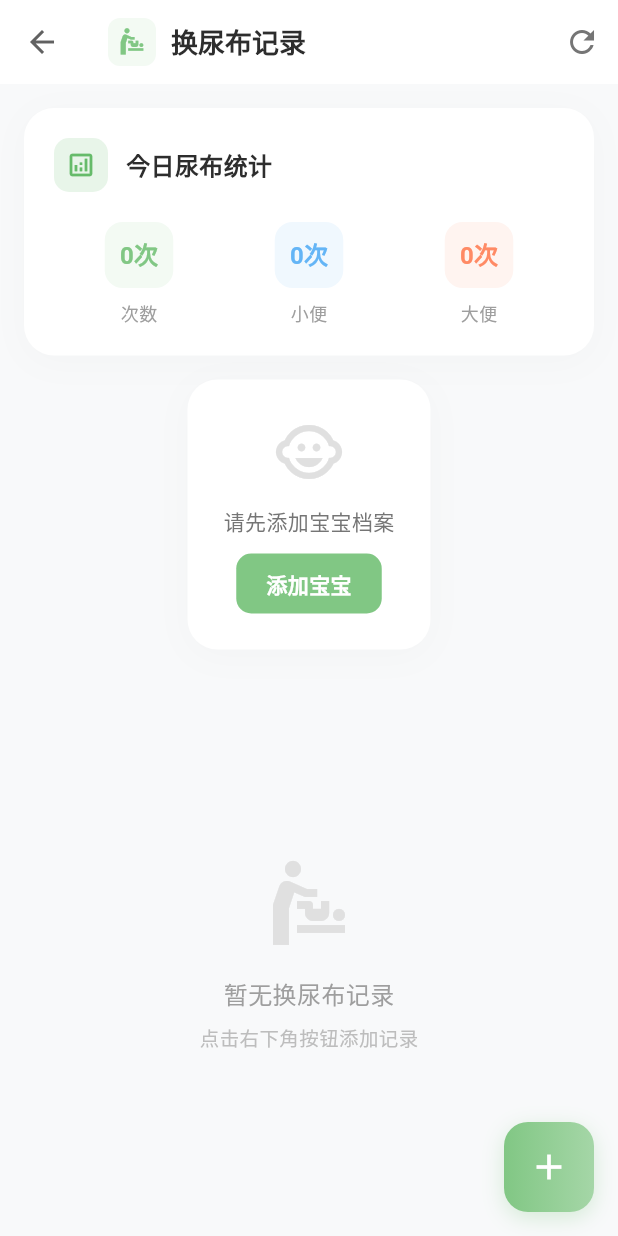
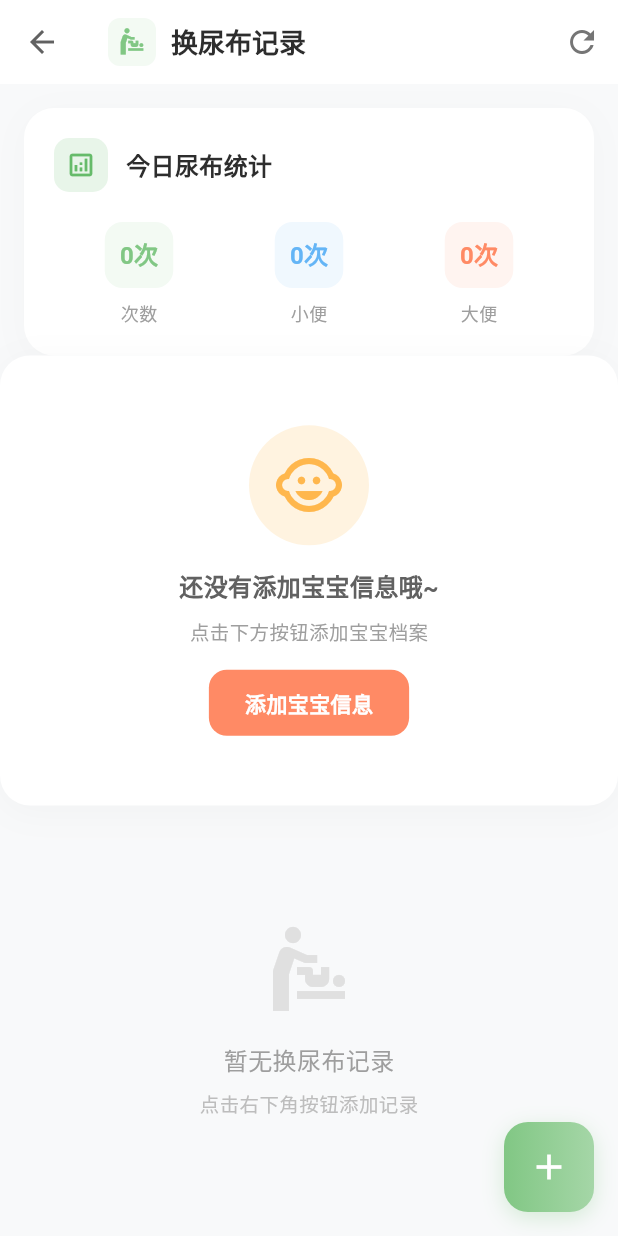
Before and after one commit to fudada-521/yaya-flutter, a Flutter app: the DiaperScreen screen opened by its route, on a phone screen of 412 x 824 dp. Run offline on Flutter 3.47's test engine with Material 3 defaults, Android fonts, the phone set to English and light mode, and no system bars; our stand-ins replace sqflite; accounts and stored records are empty.

Commit message:
refactor: replace empty state UI with EmptyBabyCard component for better code reuse

```diff
--- a/lib/screens/baby_profile_screen.dart
+++ b/lib/screens/baby_profile_screen.dart
@@ -90,7 +90,7 @@ class _BabyProfileScreenState extends State<BabyProfileScreen> {
         padding: const EdgeInsets.symmetric(horizontal: 24, vertical: 40),
         child: EmptyBabyCard(
           title: '还没有添加宝宝信息哦~',
-          subtitle: '记录宝宝的成长每一刻',
+          subtitle: '点击下方按钮添加宝宝档案',
           buttonText: '添加宝宝信息',
           onButtonPressed: () => _showAddBabyDialog(context),
         ),
--- a/lib/screens/diaper_screen.dart
+++ b/lib/screens/diaper_screen.dart
@@ -5,6 +5,7 @@ import '../providers/baby_provider.dart';
 import '../models/diaper_record.dart';
 import 'package:intl/intl.dart';
 import 'record_bottom_sheet_helper.dart';
+import '../widgets/empty_baby_card.dart';
 
 class DiaperScreen extends StatefulWidget {
   const DiaperScreen({super.key});
@@ -267,39 +268,11 @@ class _DiaperScreenState extends State<DiaperScreen> {
   }
 
   Widget _buildNoBabyCard(BuildContext context) {
-    return Container(
-      margin: const EdgeInsets.all(16),
-      decoration: BoxDecoration(
-        color: Colors.white,
-        borderRadius: BorderRadius.circular(20),
-        boxShadow: [
-          BoxShadow(
-            color: Colors.grey.withAlpha(15),
-            blurRadius: 20,
-            offset: const Offset(0, 4),
-          ),
-        ],
-      ),
-      padding: const EdgeInsets.all(24),
-      child: Column(
-        children: [
-          Icon(Icons.child_care, size: 48, color: Colors.grey[300]),
-          const SizedBox(height: 12),
-          Text('请先添加宝宝档案', style: TextStyle(color: Colors.grey[600])),
-          const SizedBox(height: 12),
-          GestureDetector(
-            onTap: () => Navigator.pushNamed(context, '/baby-profile'),
-            child: Container(
-              padding: const EdgeInsets.symmetric(horizontal: 20, vertical: 10),
-              decoration: BoxDecoration(
-                color: const Color(0xFF81C784),
-                borderRadius: BorderRadius.circular(10),
-              ),
-              child: const Text('添加宝宝', style: TextStyle(color: Colors.white, fontWeight: FontWeight.w600)),
-            ),
-          ),
-        ],
-      ),
+    return EmptyBabyCard(
+      title: '还没有添加宝宝信息哦~',
+      subtitle: '点击下方按钮添加宝宝档案',
+      buttonText: '添加宝宝信息',
+      onButtonPressed: () => Navigator.pushNamed(context, '/baby-profile'),
     );
   }
 
--- a/lib/screens/home_screen.dart
+++ b/lib/screens/home_screen.dart
@@ -379,9 +379,9 @@ class DashboardPage extends StatelessWidget {
 
   Widget _buildEmptyBabyCard(BuildContext context) {
     return EmptyBabyCard(
-      title: '还没有添加宝宝哦~',
+      title: '还没有添加宝宝信息哦~',
       subtitle: '点击下方按钮添加宝宝档案',
-      buttonText: '添加宝宝',
+      buttonText: '添加宝宝信息',
       onButtonPressed: () => Navigator.pushNamed(context, '/baby-profile'),
     );
   }
```
Also changed, not shown: lib/screens/feeding_screen.dart (+6 -33 lines), lib/screens/growth_screen.dart (+6 -33 lines), lib/screens/sleep_screen.dart (+6 -33 lines).
